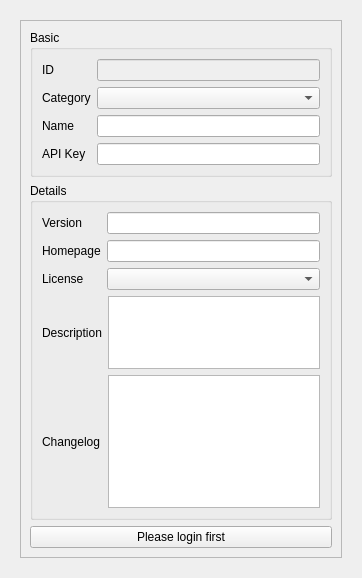
The window that creator/plugins/docks/distributiondock/distributiondock.ui (KDE/gluon) describes before a commit, drawn with Qt 5.
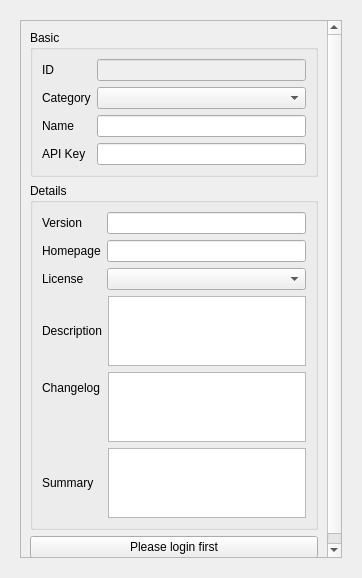
The same window after the commit. The open tabs and pages were chosen to show the change.

Commit message: Now Gluon creator loads and writes summary field

Patch:
```diff
--- a/creator/plugins/docks/distributiondock/distributiondock.ui
+++ b/creator/plugins/docks/distributiondock/distributiondock.ui
@@ -213,9 +213,19 @@
                 <item row="0" column="1" rowspan="2">
                  <widget class="QPlainTextEdit" name="descriptionEdit"/>
                 </item>
-                <item row="2" column="1">
+                <item row="2" column="1" rowspan="2">
                  <widget class="QPlainTextEdit" name="changelogEdit"/>
                 </item>
+                <item row="4" column="1">
+                 <widget class="QPlainTextEdit" name="summaryEdit"/>
+                </item>
+				<item row="4" column="0">
+                 <widget class="QLabel" name="label_summary">
+                  <property name="text">
+                   <string>Summary</string>
+                  </property>
+                 </widget>
+                </item>
                 <item row="2" column="0">
                  <widget class="QLabel" name="label_8">
                   <property name="text">
```
The commit also changes 11 other files.
